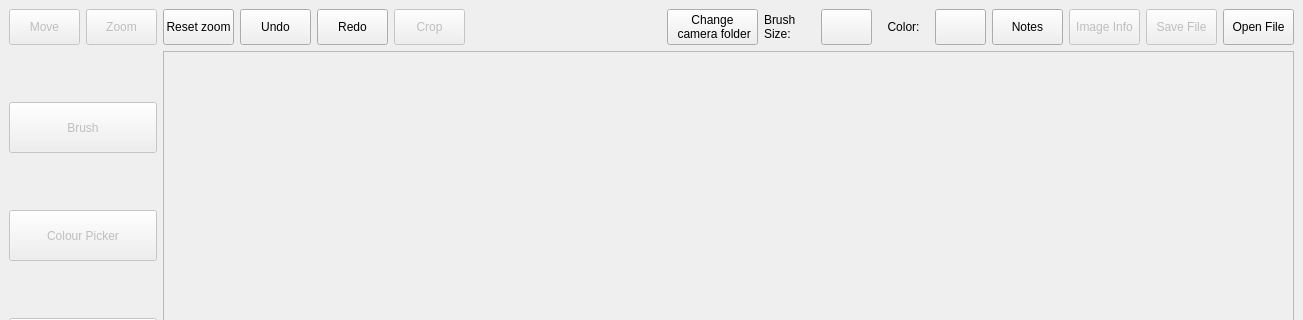
Before: the Qt Designer form src/mainwindow-resizable.ui in robedpixel/SmartMonitor-Python, drawn with Qt 5; both pictures show x 0 to 1303 and y 0 to 320 of the 1303 by 672 pixel window.
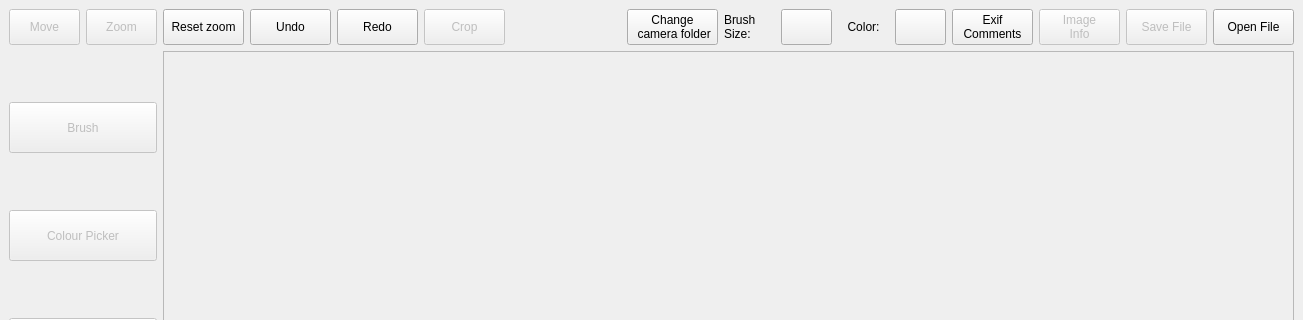
After: the same form once the commit is applied.

Diff of the .ui file:
```diff
--- a/src/mainwindow-resizable.ui
+++ b/src/mainwindow-resizable.ui
@@ -54,7 +54,7 @@
      <widget class="QPushButton" name="fileopenButton">
       <property name="maximumSize">
        <size>
-        <width>71</width>
+        <width>81</width>
         <height>51</height>
        </size>
       </property>
@@ -152,7 +152,7 @@
       </property>
       <property name="maximumSize">
        <size>
-        <width>71</width>
+        <width>81</width>
         <height>51</height>
        </size>
       </property>
@@ -168,7 +168,7 @@
       </property>
       <property name="maximumSize">
        <size>
-        <width>71</width>
+        <width>81</width>
         <height>51</height>
        </size>
       </property>
@@ -181,12 +181,13 @@
      <widget class="QPushButton" name="noteButton">
       <property name="maximumSize">
        <size>
-        <width>71</width>
+        <width>81</width>
         <height>51</height>
        </size>
       </property>
       <property name="text">
-       <string>Notes</string>
+       <string>Exif
+Comments</string>
       </property>
      </widget>
     </item>
@@ -197,7 +198,7 @@
       </property>
       <property name="maximumSize">
        <size>
-        <width>71</width>
+        <width>81</width>
         <height>51</height>
        </size>
       </property>
@@ -210,7 +211,7 @@
      <widget class="QPushButton" name="redoButton">
       <property name="maximumSize">
        <size>
-        <width>71</width>
+        <width>81</width>
         <height>51</height>
        </size>
       </property>
@@ -223,7 +224,7 @@
      <widget class="QPushButton" name="undoButton">
       <property name="maximumSize">
        <size>
-        <width>71</width>
+        <width>81</width>
         <height>51</height>
        </size>
       </property>
@@ -351,12 +352,13 @@
       </property>
       <property name="maximumSize">
        <size>
-        <width>71</width>
+        <width>81</width>
         <height>51</height>
        </size>
       </property>
       <property name="text">
-       <string>Image Info</string>
+       <string>Image
+Info</string>
       </property>
      </widget>
     </item>
```
